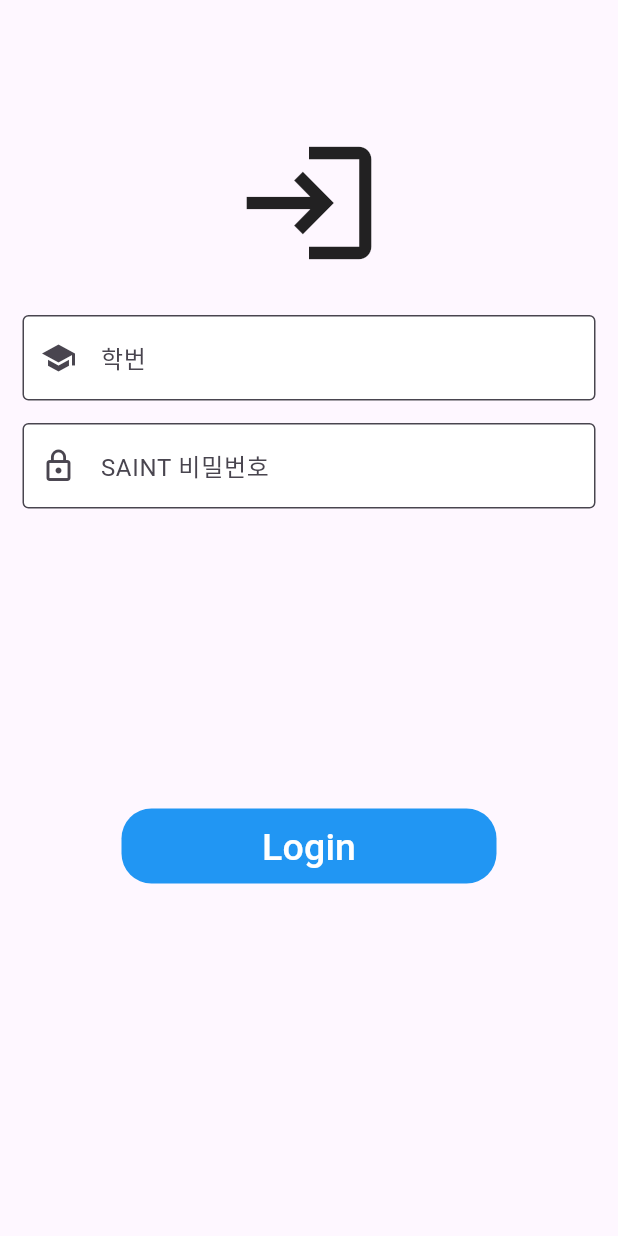
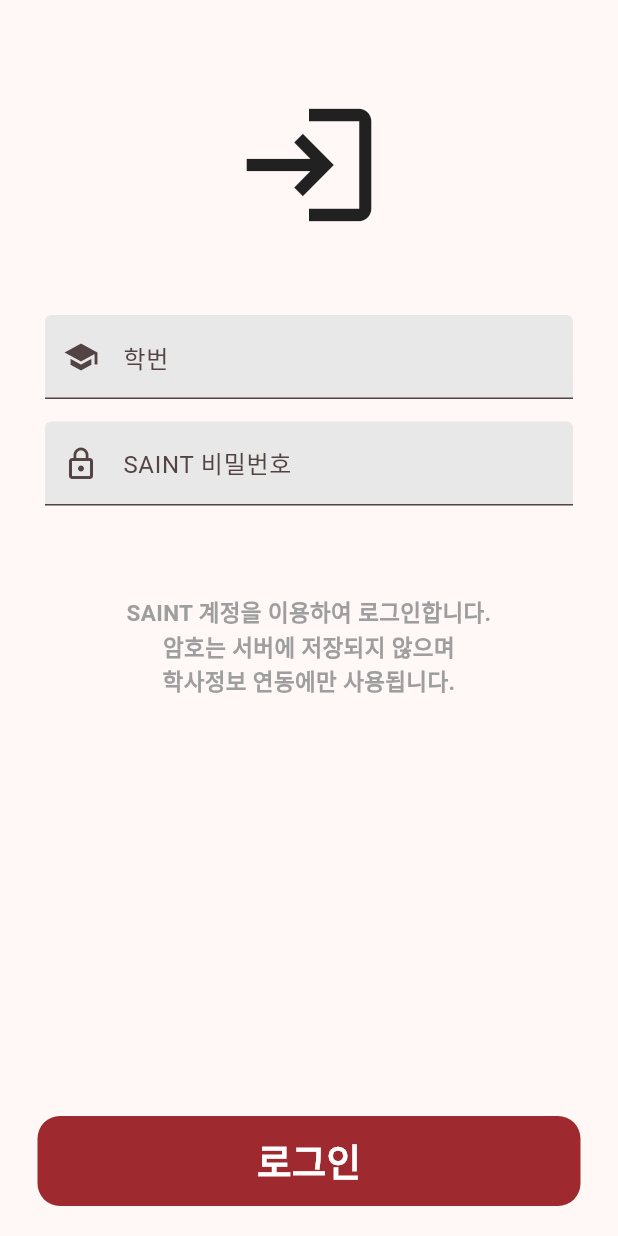
Before and after one commit to kevink1113/Sogang-Link, a Flutter app: the Login screen opened directly, on a phone screen of 412 x 824 dp. Run offline on Flutter 3.47's test engine with Material 3 defaults, Android fonts, the phone set to English and light mode, and no system bars; our stand-ins replace flutter_secure_storage, fluttertoast, google_fonts, lottie; accounts and stored records are empty; network calls fail.

Commit message:
💄 Theme

```diff
--- a/frontend/lib/home.dart
+++ b/frontend/lib/home.dart
@@ -36,11 +36,13 @@ class _HomeState extends State<Home> {
     return Scaffold(
       backgroundColor: Colors.grey.shade200, // 밝은 회색으로 배경색 설정
       appBar: AppBar(
+        scrolledUnderElevation: 1.0,
+        shadowColor: Colors.black, // AppBar 그림자 색상 변경
         title: const Text(
           'Sogang Link',
           style: TextStyle(color: Colors.white),
         ),
-        backgroundColor: Colors.redAccent, // AppBar 색상 변경
+        backgroundColor: Color(0xFF9e2a2f), // AppBar 색상 변경
         elevation: 0, // AppBar 그림자 제거
         centerTitle: true, // 제목 중앙 정렬
       ),
--- a/frontend/lib/login.dart
+++ b/frontend/lib/login.dart
@@ -1,6 +1,8 @@
 import 'dart:convert';
 
+import 'package:flutter/cupertino.dart';
 import 'package:flutter/material.dart';
+import 'package:flutter/widgets.dart';
 import 'package:http/http.dart' as http;
 import 'package:soganglink/home.dart';
 import 'storage.dart'; // Import the secure storage class
@@ -74,8 +76,6 @@ class _LoginState extends State<Login> {
 
   @override
   Widget build(BuildContext context) {
-    // print saved token
-    // printToken();
     return Scaffold(
       body: isLoading
           ? Center(
@@ -84,11 +84,11 @@ class _LoginState extends State<Login> {
                 children: [
                   Lottie.asset('assets/lotties/loading_doc.json',
                       width: 400, height: 200), // Loading animation
-                  Text(
+                  const Text(
                     '학사 정보를 불러오는 중입니다...',
                     style: TextStyle(fontSize: 20, fontWeight: FontWeight.bold),
                   ),
-                  Text(
+                  const Text(
                     '잠시만 기다려주세요.',
                     style: TextStyle(fontSize: 20, fontWeight: FontWeight.bold),
                   ),
@@ -101,8 +101,8 @@ class _LoginState extends State<Login> {
                     mainAxisAlignment: MainAxisAlignment.center,
                     children: [
                       Lottie.asset('assets/lotties/check.json',
-                          width: 400, height: 200), // Loading animation
-                      Text(
+                          width: 400, height: 200), // Success animation
+                      const Text(
                         '로딩 완료!',
                         style: TextStyle(
                             fontSize: 20, fontWeight: FontWeight.bold),
@@ -110,74 +110,107 @@ class _LoginState extends State<Login> {
                     ],
                   ),
                 )
-              : AnimatedSwitcher(
-                  duration: Duration(milliseconds: 500),
+              : SingleChildScrollView(
+                  child: ConstrainedBox(
+                    constraints: BoxConstraints(
+                      minHeight: MediaQuery.of(context).size.height,
+                    ),
+                    child: IntrinsicHeight(
+                      child: Padding(
+                        padding: EdgeInsets.symmetric(horizontal: 15),
                         child: Column(
-                    key: ValueKey<bool>(isLoading),
+                          mainAxisAlignment: MainAxisAlignment.center,
                           children: [
-                      Padding(
-                        padding: const EdgeInsets.only(top: 60.0),
-                        child: Center(
-                          child: Container(
-                            width: 200,
-                            height: 150,
+                            const Padding(
+                              padding: EdgeInsets.only(top: 60),
                               child: Icon(Icons.login, size: 100),
+                            ),
+                            Container(
+                              padding: const EdgeInsets.only(
+                                  left: 15.0, right: 15.0, top: 50, bottom: 0),
+                              width: MediaQuery.of(context).size.width > 1200
+                                  ? 400
+                                  : MediaQuery.of(context).size.width,
+                              child: TextField(
+                                controller: idController,
+                                decoration: const InputDecoration(
+                                  labelText: '학번',
+                                  // hintText: '학번',
+                                  prefixIcon: Icon(Icons.school),
+                                  // border: OutlineInputBorder(),
+
+                                  filled: true,
+                                  // fill color is light grey
+                                  fillColor: Color.fromARGB(255, 232, 232, 232),
                                 ),
                               ),
                             ),
-                      Padding(
-                        padding: EdgeInsets.symmetric(horizontal: 15),
-                        child: TextField(
-                          controller: idController,
-                          decoration: InputDecoration(
-                            labelText: '학번',
-                            hintText: '학번을 입력해주세요',
-                            prefixIcon: Icon(Icons.school),
-                            border: OutlineInputBorder(),
-                            filled: true,
-                            fillColor: Colors.white,
-                          ),
-                        ),
-                      ),
-                      Padding(
+                            Container(
+                              width: MediaQuery.of(context).size.width > 1200
+                                  ? 400
+                                  : MediaQuery.of(context).size.width,
                               padding: const EdgeInsets.only(
-                            left: 15.0, right: 15.0, top: 15, bottom: 0),
+                                  left: 15.0, right: 15.0, top: 15, bottom: 50),
                               child: TextField(
                                 controller: passwordController,
                                 obscureText: true,
-                          decoration: InputDecoration(
+                                decoration: const InputDecoration(
                                   labelText: 'SAINT 비밀번호',
-                            hintText: '비밀번호를 입력해주세요',
+                                  // hintText: 'SAINT 비밀번호',
                                   prefixIcon: Icon(Icons.lock_outline),
-                            border: OutlineInputBorder(),
+                                  // border: OutlineInputBorder(),
                                   filled: true,
-                            fillColor: Colors.white,
+                                  fillColor: Color.fromARGB(255, 232, 232, 232),
                                 ),
                                 onSubmitted: (value) => login(),
                               ),
                             ),
-                      SizedBox(
-                        height: 200,
+                            SizedBox(height: 10),
+                            const Text(
+                              'SAINT 계정을 이용하여 로그인합니다.\n암호는 서버에 저장되지 않으며\n학사정보 연동에만 사용됩니다.',
+                              style: TextStyle(
+                                  color: Colors.grey,
+                                  fontSize: 15,
+                                  fontWeight: FontWeight.bold),
+                              textAlign: TextAlign.center,
                             ),
-                      Container(
-                        height: 50,
-                        width: 250,
+                            Spacer(), // Use Spacer to push the button towards the bottom
+                            Padding(
+                              padding: const EdgeInsets.only(
+                                top: 20,
+                                bottom: 20,
+                                left: 10,
+                                right: 10,
+                              ), // Reduced bottom padding
+                              child: Container(
+                                height: 60,
+                                width: MediaQuery.of(context).size.width > 1200
+                                    ? 400
+                                    : MediaQuery.of(context).size.width,
                                 decoration: BoxDecoration(
-                            color: Colors.blue,
-                            borderRadius: BorderRadius.circular(20)),
+                                    color: Color(0xFF9e2a2f),
+                                    borderRadius: BorderRadius.circular(15)),
                                 child: TextButton(
                                   onPressed: () {
                                     login();
                                   },
-                          child: Text(
-                            'Login',
-                            style: TextStyle(color: Colors.white, fontSize: 25),
+                                  child: const Text(
+                                    '로그인',
+                                    style: TextStyle(
+                                      color: Colors.white,
+                                      fontSize: 25,
+                                      fontWeight: FontWeight.w600,
+                                    ),
+                                  ),
                                 ),
                               ),
                             ),
                           ],
                         ),
                       ),
+                    ),
+                  ),
+                ),
     );
   }
 }
--- a/frontend/lib/main.dart
+++ b/frontend/lib/main.dart
@@ -1,6 +1,7 @@
 import 'package:flutter/material.dart';
 import 'package:soganglink/login.dart';
 import 'home.dart';
+import 'package:google_fonts/google_fonts.dart';
 
 void main() {
   runApp(const MyApp());
@@ -13,7 +14,43 @@ class MyApp extends StatelessWidget {
   @override
   Widget build(BuildContext context) {
     return MaterialApp(
-      home: Login(),
+      title: "Sogang Link",
+      theme: ThemeData(
+        useMaterial3: true,
+        // fontFamily: GoogleFonts.notoSansKr().fontFamily,
+
+        // Define the default brightness and colors.
+        colorScheme: ColorScheme.fromSeed(
+          seedColor: Color(0xFF9e2a2f),
+          // TRY THIS: Change to "Brightness.light"
+          //           and see that all colors change
+          //           to better contrast a light background.
+          // brightness: Brightness.dark,
+        ),
+
+        // Define the default `TextTheme`. Use this to specify the default
+        // text styling for headlines, titles, bodies of text, and more.
+        // textTheme: TextTheme(
+        //   displayLarge: const TextStyle(
+        //     fontSize: 72,
+        //     fontWeight: FontWeight.bold,
+        //   ),
+        //   // TRY THIS: Change one of the GoogleFonts
+        //   //           to "lato", "poppins", or "lora".
+        //   //           The title uses "titleLarge"
+        //   //           and the middle text uses "bodyMedium".
+        //   titleLarge: GoogleFonts.oswald(
+        //     fontSize: 30,
+        //     fontStyle: FontStyle.italic,
+        //   ),
+        //   bodyMedium: GoogleFonts.notoSansKr(
+        //     fontSize: 16,
+        //     fontWeight: FontWeight.w500,
+        //   ),
+        //   displaySmall: GoogleFonts.pacifico(),
+        // ),
+      ),
+      home: Home(),
     );
   }
 }
--- a/frontend/pubspec.yaml
+++ b/frontend/pubspec.yaml
@@ -37,6 +37,7 @@ dependencies:
   http: ^1.1.0
   flutter_secure_storage: ^9.0.0
   lottie: ^3.1.0
+  google_fonts: ^6.2.1
 
 dev_dependencies:
   flutter_test:
```
Also changed, not shown: frontend/pubspec.lock. Lines whose indentation alone changed are shown as unchanged.
